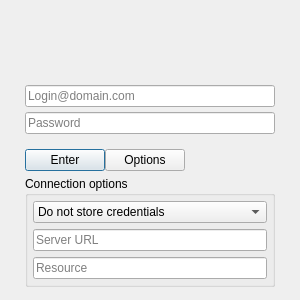
First picture: the form in ui/login_page_widget.ui, repository KrusnikViers/SimpleJabber, before the edit.
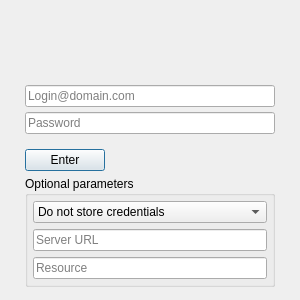
Second picture: the form after the edit.

```diff
--- a/ui/login_page_widget.ui
+++ b/ui/login_page_widget.ui
@@ -160,13 +160,6 @@
        </property>
       </widget>
      </item>
-     <item>
-      <widget class="QPushButton" name="options_button">
-       <property name="text">
-        <string>Options</string>
-       </property>
-      </widget>
-     </item>
      <item>
       <spacer name="_spacer_3">
        <property name="orientation">
@@ -220,7 +213,7 @@
       </size>
      </property>
      <property name="title">
-      <string>Connection options</string>
+      <string>Optional parameters</string>
      </property>
      <layout class="QVBoxLayout" name="verticalLayout">
       <property name="leftMargin">
```
